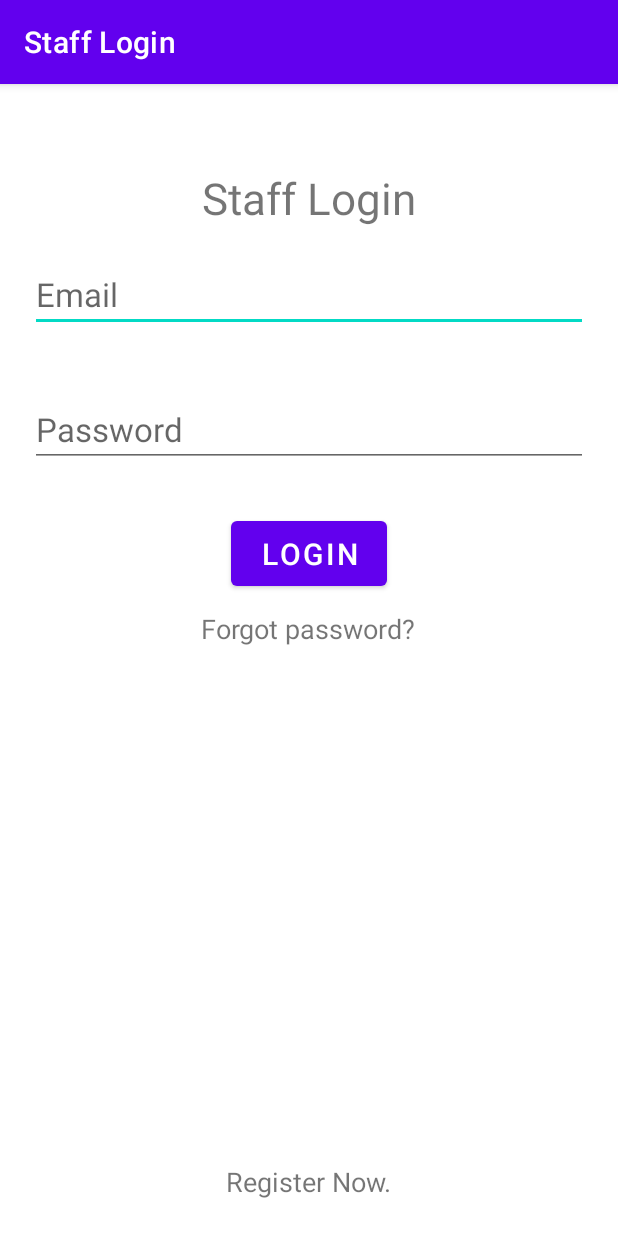
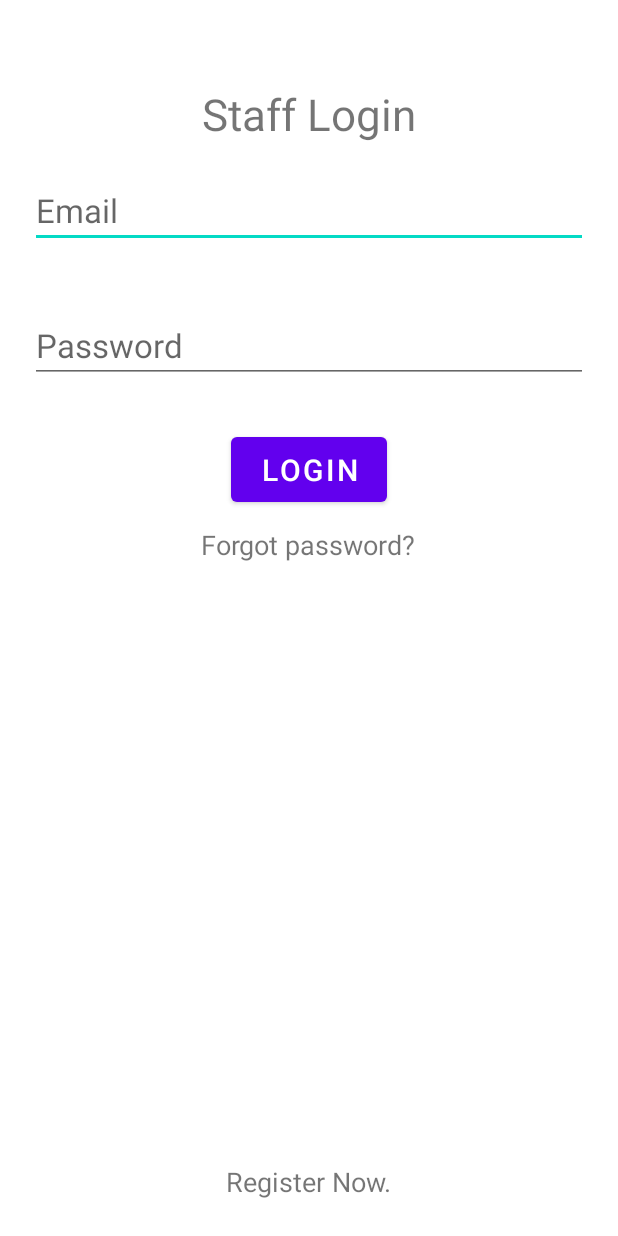
Before and after one commit to ameypte/Learning-Management-System, an Android app: the screen it shows after launch (Login), on a phone screen of 412 x 824 dp. Run offline under Robolectric (Android 15) with nearby library versions, the phone set to English and light mode, and no system bars.

Commit message:
removed action bar

```diff
--- a/stafflogin/src/main/res/values-night/themes.xml
+++ b/stafflogin/src/main/res/values-night/themes.xml
@@ -1,6 +1,6 @@
 <resources xmlns:tools="http://schemas.android.com/tools">
     <!-- Base application theme. -->
-    <style name="Theme.LearningManagementSystem" parent="Theme.MaterialComponents.DayNight.DarkActionBar">
+    <style name="Theme.LearningManagementSystem" parent="Theme.MaterialComponents.DayNight.NoActionBar">
         <!-- Primary brand color. -->
         <item name="colorPrimary">@color/purple_200</item>
         <item name="colorPrimaryVariant">@color/purple_700</item>
--- a/stafflogin/src/main/res/values/themes.xml
+++ b/stafflogin/src/main/res/values/themes.xml
@@ -1,6 +1,6 @@
 <resources xmlns:tools="http://schemas.android.com/tools">
     <!-- Base application theme. -->
-    <style name="Theme.LearningManagementSystem" parent="Theme.MaterialComponents.DayNight.DarkActionBar">
+    <style name="Theme.LearningManagementSystem" parent="Theme.MaterialComponents.DayNight.NoActionBar">
         <!-- Primary brand color. -->
         <item name="colorPrimary">@color/purple_500</item>
         <item name="colorPrimaryVariant">@color/purple_700</item>
```
